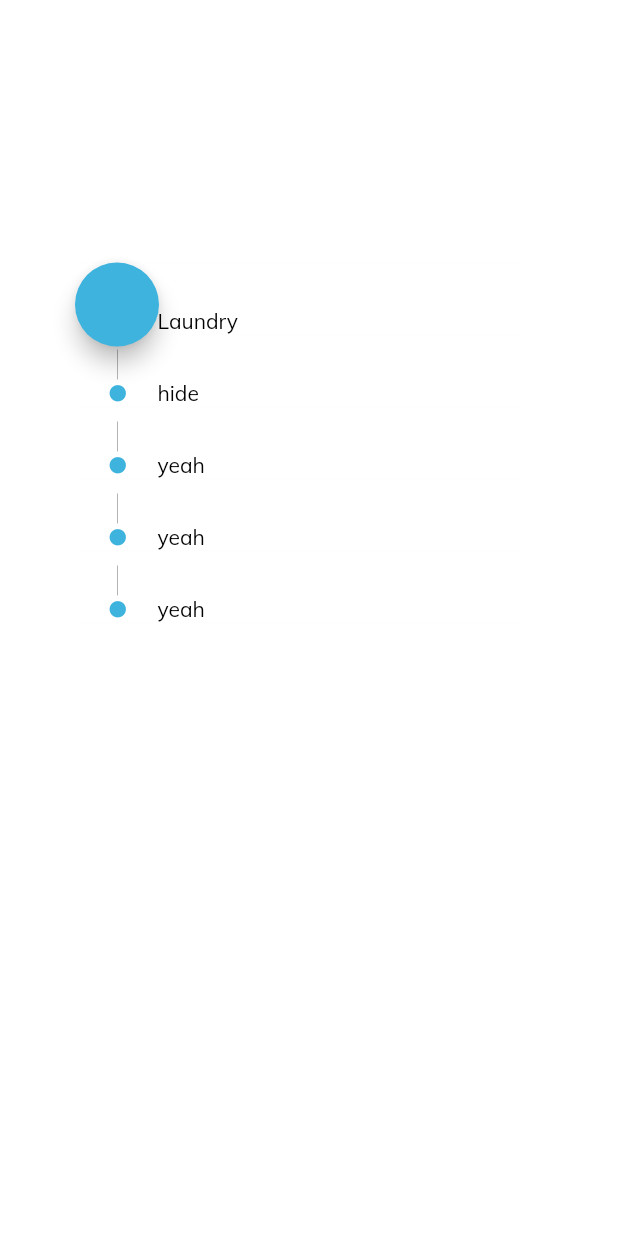
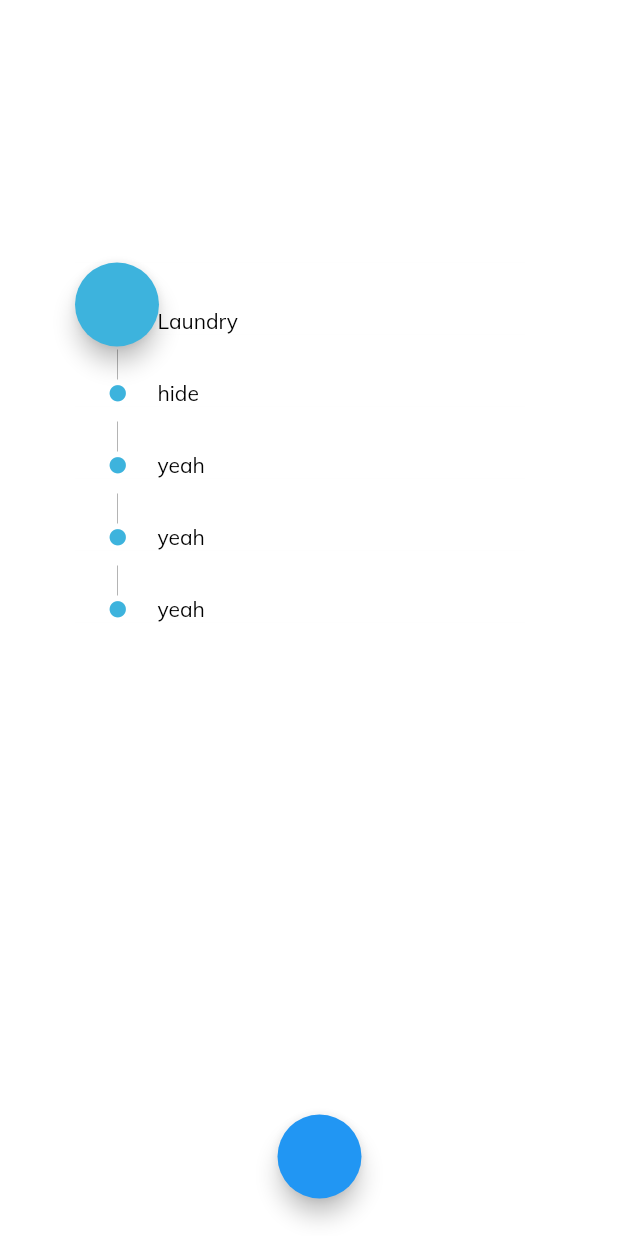
Before and after one commit to DanielLokk/bubble_task, a Flutter app: the screen it shows after launch, on a phone screen of 412 x 824 dp. Run offline on Flutter 3.47's test engine with Material 2 defaults, Android fonts, the phone set to English and light mode, and no system bars; our stand-ins replace google_fonts.

Commit message:
checkpoint before starting to work

```diff
--- a/lib/main.dart
+++ b/lib/main.dart
@@ -14,6 +14,12 @@ class BubbleTaskApp extends StatelessWidget {
         backgroundColor: Colors.white,
         body: Stack(children: [
           Bubble(),
+          Positioned(
+              bottom: 25,
+              left: 185,
+              child: FloatingActionButton(
+                onPressed: () {},
+              )),
         ]),
       ),
     );
```
